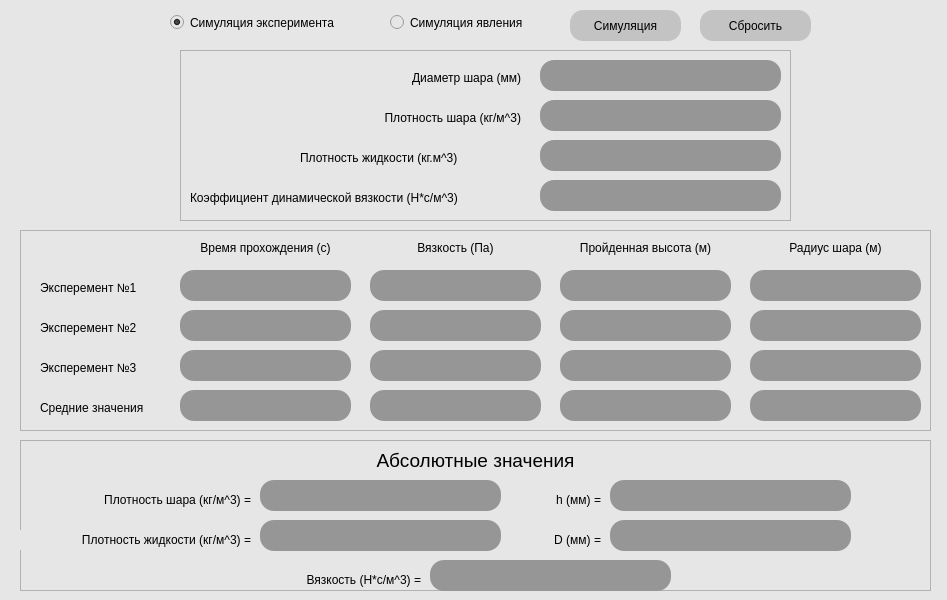
First picture: the form in bin/UI/MainWindow.ui, repository FlowHack/physics_t17_qt5, before the edit.
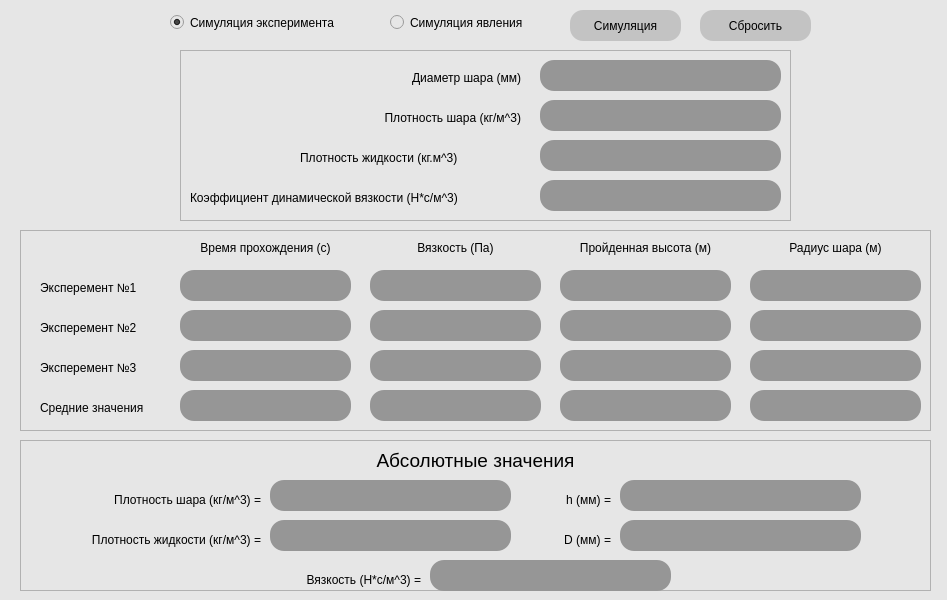
Second picture: the form after the edit.

Commit message: изменение расположения элементов ui

```diff
--- a/bin/UI/MainWindow.ui
+++ b/bin/UI/MainWindow.ui
@@ -696,7 +696,7 @@
     <widget class="QLabel" name="lab_abs_liquid_density">
      <property name="geometry">
       <rect>
-       <x>0</x>
+       <x>10</x>
        <y>90</y>
        <width>231</width>
        <height>20</height>
@@ -712,7 +712,7 @@
     <widget class="QLabel" name="lab_abs_radius">
      <property name="geometry">
       <rect>
-       <x>520</x>
+       <x>530</x>
        <y>90</y>
        <width>61</width>
        <height>20</height>
@@ -728,7 +728,7 @@
     <widget class="QLabel" name="lab_abs_ball_density">
      <property name="geometry">
       <rect>
-       <x>30</x>
+       <x>40</x>
        <y>50</y>
        <width>201</width>
        <height>20</height>
@@ -744,7 +744,7 @@
     <widget class="QLineEdit" name="edit_abs_height">
      <property name="geometry">
       <rect>
-       <x>590</x>
+       <x>600</x>
        <y>40</y>
        <width>241</width>
        <height>31</height>
@@ -760,7 +760,7 @@
     <widget class="QLineEdit" name="edit_abs_ball_density">
      <property name="geometry">
       <rect>
-       <x>240</x>
+       <x>250</x>
        <y>40</y>
        <width>241</width>
        <height>31</height>
@@ -776,7 +776,7 @@
     <widget class="QLabel" name="lab_abs_height">
      <property name="geometry">
       <rect>
-       <x>520</x>
+       <x>530</x>
        <y>50</y>
        <width>61</width>
        <height>20</height>
@@ -811,7 +811,7 @@
     <widget class="QLineEdit" name="edit_abs_liquid_density">
      <property name="geometry">
       <rect>
-       <x>240</x>
+       <x>250</x>
        <y>80</y>
        <width>241</width>
        <height>31</height>
@@ -827,7 +827,7 @@
     <widget class="QLineEdit" name="edit_abs_diameter">
      <property name="geometry">
       <rect>
-       <x>590</x>
+       <x>600</x>
        <y>80</y>
        <width>241</width>
        <height>31</height>
```
The commit also changes 1 other file.
